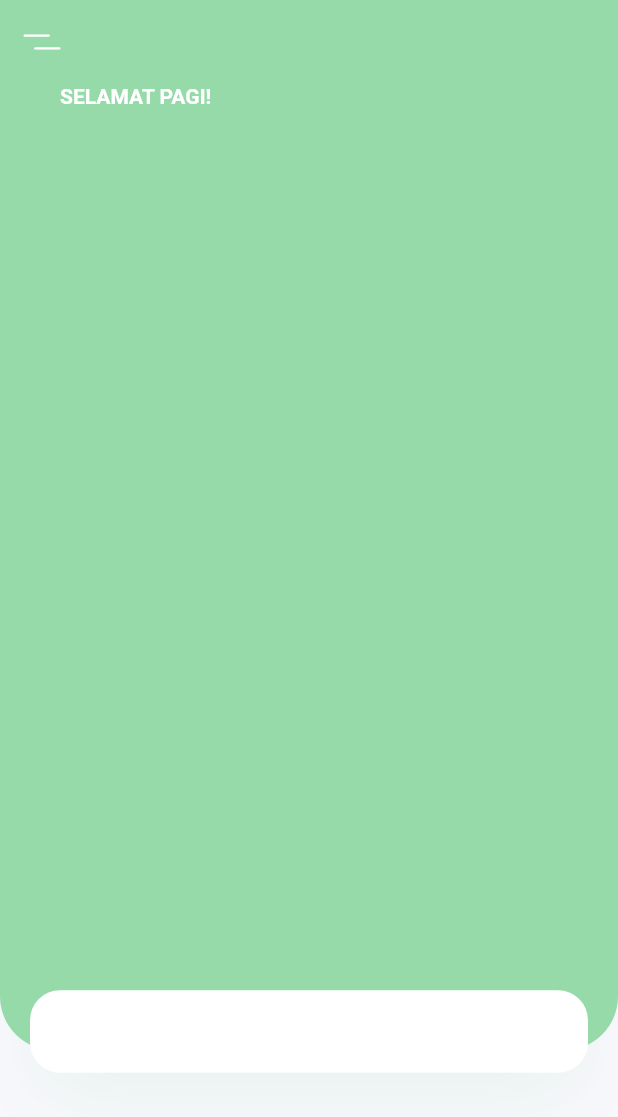
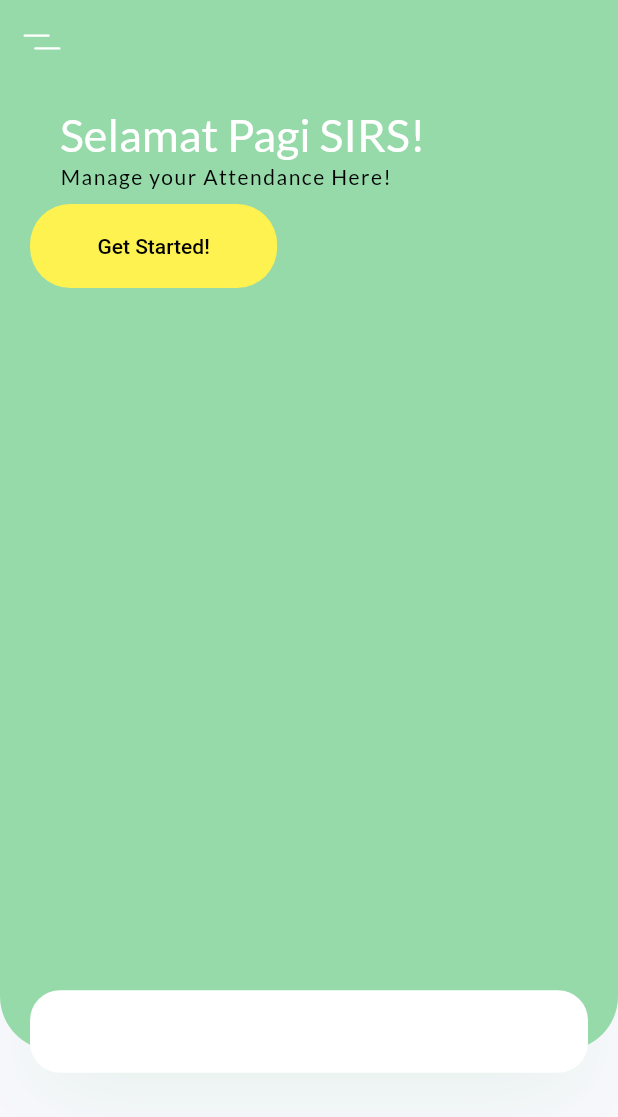
Before and after one commit to vgdef/absensi_sirs, a Flutter app: the screen it shows after launch, on a phone screen of 412 x 824 dp. Shown: the top 1117 px of the screen. Run offline on Flutter 3.47's test engine with Material 2 defaults, Android fonts, the phone set to English and light mode, and no system bars; our stand-ins replace flutter_svg, google_fonts.

Commit message:
benar benar new

```diff
--- /dev/null
+++ b/lib/components/rounded_button.dart
@@ -0,0 +1,39 @@
+import 'package:flutter/material.dart';
+import 'package:absensi_sirs/constants.dart';
+
+class RoundedButton extends StatelessWidget {
+  final String text;
+  final Function press;
+  final Color color, textColor;
+
+  const RoundedButton({
+    Key key,
+    this.text,
+    this.press,
+    this.color = kPrimaryColor,
+    this.textColor = Colors.white,
+  }) : super(key: key);
+
+  @override
+  Widget build(BuildContext context) {
+    Size size = MediaQuery
+        .of(context)
+        .size;
+    return Container(
+      margin: EdgeInsets.symmetric(vertical: 10),
+      width: size.width * 0.4,
+      child: ClipRRect(
+        borderRadius: BorderRadius.circular(27),
+        child: FlatButton(
+          padding: EdgeInsets.symmetric(vertical: 20, horizontal: 15),
+          onPressed: press,
+          color: color,
+          child: Text(
+            text,
+            style: TextStyle(color: textColor),
+          ),
+        ),
+      ),
+    );
+  }
+}
--- a/lib/constants.dart
+++ b/lib/constants.dart
@@ -3,6 +3,6 @@ import 'package:flutter/material.dart';
 const kPrimaryColor = Color(0xFF96DAAA);
 const kTextColor = Color(0xFF3C4046);
 const kBackgroundColor = Color(0xFFF9F8FD);
-const kSecondColor = Color(0xFF8D94E2);
+const kSecondColor = Color(0xFFFEF250);
 
 const double kDefaultPadding = 20.0;
--- /dev/null
+++ b/lib/screen/home/components/background.dart
@@ -0,0 +1,14 @@
+import 'package:flutter/material.dart';
+
+
+class Background extends StatelessWidget {
+  final Widget child;
+  const Background({
+    Key key,
+    @required this.child,
+  }) : super(key: key);
+  Widget build(BuildContext context) {
+
+
+  }
+}
--- a/lib/screen/home/components/body.dart
+++ b/lib/screen/home/components/body.dart
@@ -1,6 +1,11 @@
+import 'package:absensi_sirs/components/rounded_button.dart';
 import 'package:absensi_sirs/constants.dart';
-import 'package:flutter/gestures.dart';
+import 'package:absensi_sirs/screen/login/login_screen.dart';
 import 'package:flutter/material.dart';
+import 'package:flutter/rendering.dart';
+
+import 'package:flutter/widgets.dart';
+import 'package:google_fonts/google_fonts.dart';
 
 class Body extends StatelessWidget {
   @override
@@ -34,22 +39,69 @@ class Body extends StatelessWidget {
                         children: [
                           Container(
                             padding: EdgeInsets.only(
+                              top: 15,
                               left: kDefaultPadding,
                               right: kDefaultPadding,
+                              bottom: 2,
                             ),
                             child: Text(
-                                'SELAMAT PAGI!',
-                                style: TextStyle(
-                                  fontWeight: FontWeight.bold,
+                              'Selamat Pagi SIRS!',
+                              style: GoogleFonts.lato(
                                 color: Colors.white,
+                                fontSize: 30.0,
                               ),
                             ),
+                          ),
+                          Row (
+                            children: [
+                              Padding(padding: EdgeInsets.only(
+                                left:  kDefaultPadding,
+                              ),
+                              ),
+                              Text( 'Manage your Attendance Here!',
+                                style: GoogleFonts.lato(
+                                  color: Colors.black,
+                                  letterSpacing: 1,
+                                ),
+                              ),
+                            ],
+                          ),
+                          Column(
+                            children: [
+                              Positioned(
+                                left: 0.8,
+                                child: RoundedButton(
+
+                                  text: "Get Started!",
+                                  textColor: Colors.black,
+                                  color: kSecondColor,
+
+                                  press: () {
+                                    Navigator.push(context,
+                                        MaterialPageRoute(
+                                            builder: (context) {
+                                              return LoginScreen();
+                                            }
                                         )
+
+                                    );
+
+                                  },
+
+                                ),
+                              ),
+
+
                             ],
-                        ))
+                          )
+
                         ],
                       ),
                     ),
+                  ],
+                ),
+              ),
+
               Positioned(
                 bottom: 0,
                 left: 0,
--- a/pubspec.yaml
+++ b/pubspec.yaml
@@ -29,6 +29,7 @@ dependencies:
   # Use with the CupertinoIcons class for iOS style icons.
   cupertino_icons: ^1.0.2
   flutter_svg: ^0.21.0+1
+  google_fonts: ^2.0.0
 
 dev_dependencies:
   flutter_test:
```
Also changed, not shown: pubspec.lock. Lines whose indentation alone changed are shown as unchanged.
